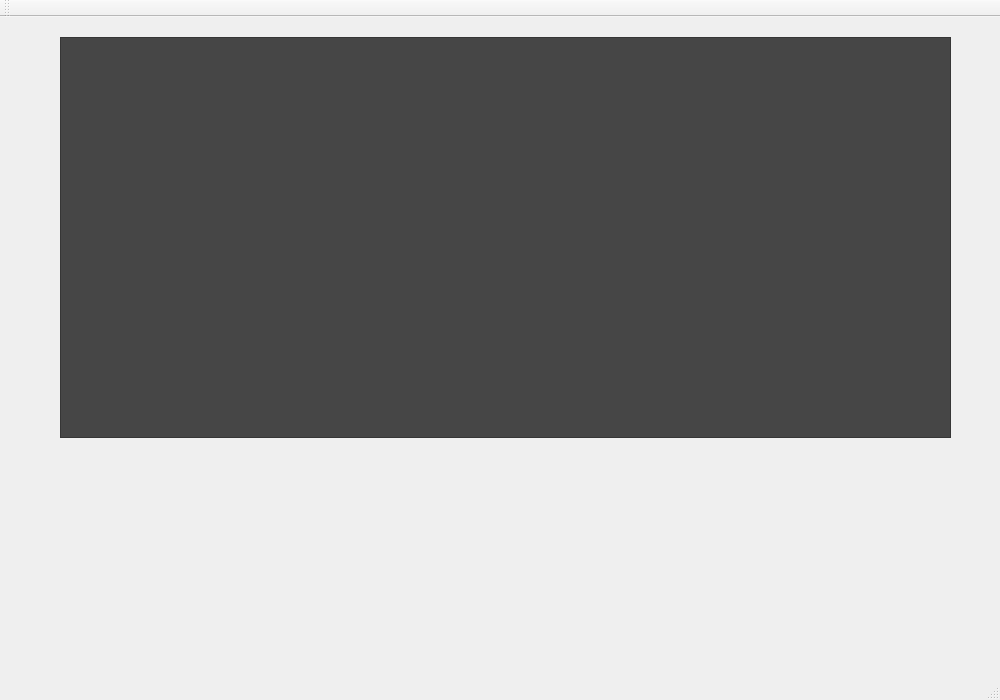
Old version of the form mainwindow.ui in the repository RStravinsky/CarReservation.
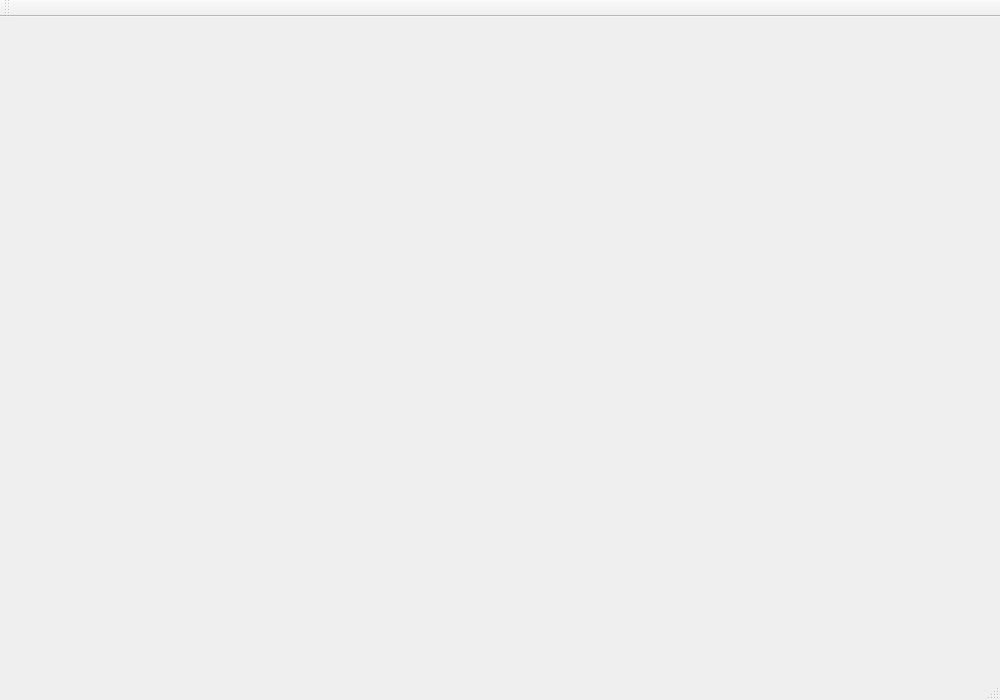
New version of the form.

The edit to the form file:
```diff
--- a/mainwindow.ui
+++ b/mainwindow.ui
@@ -13,34 +13,7 @@
   <property name="windowTitle">
    <string>MainWindow</string>
   </property>
-  <widget class="QWidget" name="centralWidget">
-   <widget class="QScrollArea" name="scrollArea">
-    <property name="geometry">
-     <rect>
-      <x>60</x>
-      <y>20</y>
-      <width>891</width>
-      <height>401</height>
-     </rect>
-    </property>
-    <property name="styleSheet">
-     <string notr="true">background-color: rgb(70, 70, 70);</string>
-    </property>
-    <property name="widgetResizable">
-     <bool>true</bool>
-    </property>
-    <widget class="QWidget" name="scrollAreaWidgetContents">
-     <property name="geometry">
-      <rect>
-       <x>0</x>
-       <y>0</y>
-       <width>889</width>
-       <height>399</height>
-      </rect>
-     </property>
-    </widget>
-   </widget>
-  </widget>
+  <widget class="QWidget" name="centralWidget"/>
   <widget class="QMenuBar" name="menuBar">
    <property name="geometry">
     <rect>
```
Left out of the diff: 2 changed lines with no effect on the pictures.
